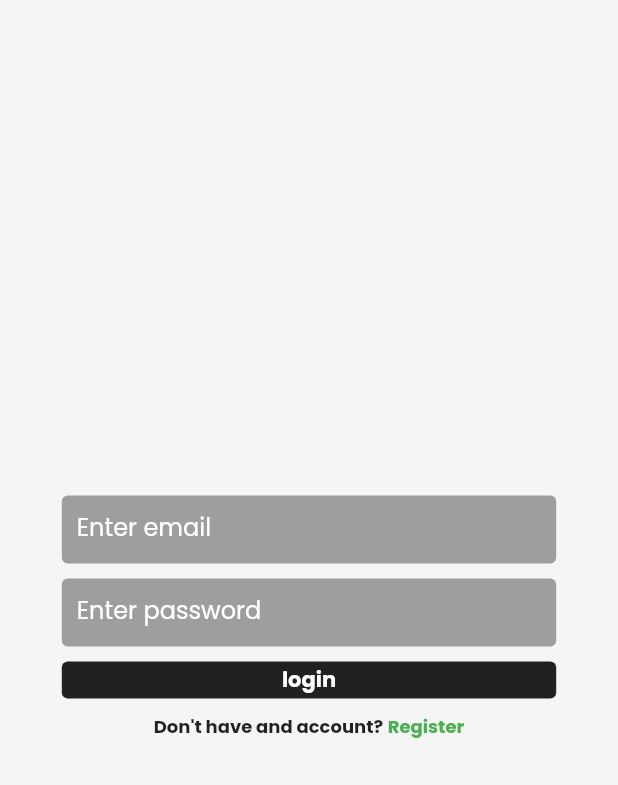
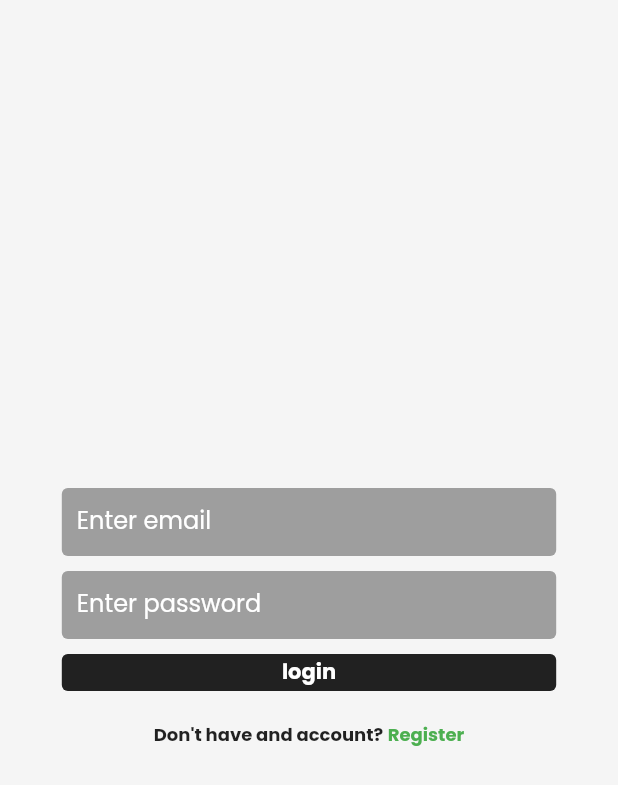
Before and after one commit to Adiii1436/DevTools, a Flutter app: the screen it shows after launch, on a phone screen of 412 x 824 dp. Shown: the top 785 px of the screen. Run offline on Flutter 3.47's test engine with Material 2 defaults, Android fonts, the phone set to English and light mode, and no system bars; our stand-ins replace cached_network_image, cloud_firestore, firebase_auth, firebase_core, google_fonts, math_expressions and 2 more; missing offline and left inert: cloud_firestore_web, firebase_analytics_web, firebase_auth_web, firebase_core_web, firebase_database_web, horizontal_picker and 1 more; accounts and stored records are empty.

Commit message:
fixed some login bugs

```diff
--- a/lib/Pages/authentication_page/login_page.dart
+++ b/lib/Pages/authentication_page/login_page.dart
@@ -1,11 +1,16 @@
-import 'package:devtools/Pages/authentication_page/register_page.dart';
-import 'package:devtools/Pages/home_page/home_page.dart';
+// ignore_for_file: public_member_api_docs, sort_constructors_first
 import 'package:firebase_auth/firebase_auth.dart';
 import 'package:flutter/material.dart';
-import 'dart:developer' as devtools;
+
+import 'package:devtools/Pages/authentication_page/register_page.dart';
+import 'package:devtools/Pages/home_page/home.dart';
 
 class LoginPage extends StatefulWidget {
-  const LoginPage({Key? key}) : super(key: key);
+  final bool notVerified;
+  const LoginPage({
+    Key? key,
+    required this.notVerified,
+  }) : super(key: key);
 
   @override
   State<LoginPage> createState() => _LoginPageState();
@@ -62,20 +67,27 @@ class _LoginPageState extends State<LoginPage> {
 
   _movetoHomePage() {
     Navigator.push(
-        context, MaterialPageRoute(builder: (context) => const HomePage()));
+        context, MaterialPageRoute(builder: (context) => const Home()));
   }
 
   @override
   Widget build(BuildContext context) {
     return Scaffold(
       body: SafeArea(
+        child: SingleChildScrollView(
           child: SizedBox(
             width: MediaQuery.of(context).size.width,
+            height: MediaQuery.of(context).size.height,
             child: Column(
                 mainAxisSize: MainAxisSize.max,
                 crossAxisAlignment: CrossAxisAlignment.center,
                 mainAxisAlignment: MainAxisAlignment.center,
                 children: [
+                  widget.notVerified
+                      ? const SizedBox(
+                          height: 135,
+                        )
+                      : Container(),
                   Container(
                     padding: const EdgeInsets.only(left: 10),
                     width: MediaQuery.of(context).size.width * 0.8,
@@ -93,7 +105,8 @@ class _LoginPageState extends State<LoginPage> {
                           errorBorder: InputBorder.none,
                           disabledBorder: InputBorder.none,
                           hintStyle: TextStyle(
-                            color: Colors.white, fontWeight: FontWeight.normal),
+                              color: Colors.white,
+                              fontWeight: FontWeight.normal),
                           hintText: "Enter email"),
                     ),
                   ),
@@ -117,7 +130,8 @@ class _LoginPageState extends State<LoginPage> {
                           errorBorder: InputBorder.none,
                           disabledBorder: InputBorder.none,
                           hintStyle: TextStyle(
-                            color: Colors.white, fontWeight: FontWeight.normal),
+                              color: Colors.white,
+                              fontWeight: FontWeight.normal),
                           hintText: "Enter password"),
                     ),
                   ),
@@ -150,7 +164,7 @@ class _LoginPageState extends State<LoginPage> {
                               )),
                   ),
                   const SizedBox(
-                  height: 10,
+                    height: 20,
                   ),
                   Row(
                     mainAxisAlignment: MainAxisAlignment.center,
@@ -177,8 +191,26 @@ class _LoginPageState extends State<LoginPage> {
                         ),
                       ),
                     ],
+                  ),
+                  widget.notVerified
+                      ? const SizedBox(
+                          height: 140,
                         )
+                      : Container(),
+                  widget.notVerified
+                      ? Container(
+                          margin: const EdgeInsets.only(left: 32, right: 35),
+                          child: const Text(
+                            "Verification mail is sent to your email.\n         Verify your email and login",
+                            style: TextStyle(
+                                fontSize: 11,
+                                color: Colors.red,
+                                fontWeight: FontWeight.bold),
+                          ),
+                        )
+                      : Container()
                 ]),
+          ),
         ),
       ),
     );
--- a/lib/Pages/authentication_page/register_page.dart
+++ b/lib/Pages/authentication_page/register_page.dart
@@ -1,6 +1,6 @@
+import 'package:devtools/Pages/home_page/home.dart';
 import 'package:firebase_auth/firebase_auth.dart';
 import 'package:flutter/material.dart';
-import 'dart:developer' as devtools;
 
 class RegisterPage extends StatefulWidget {
   const RegisterPage({Key? key}) : super(key: key);
@@ -21,6 +21,8 @@ class _RegisterPageState extends State<RegisterPage> {
     try {
       await FirebaseAuth.instance.createUserWithEmailAndPassword(
           email: _email.text, password: _password.text);
+      final user = FirebaseAuth.instance.currentUser;
+      await user!.sendEmailVerification();
       setState(() {
         _isLoading = false;
       });
@@ -33,6 +35,8 @@ class _RegisterPageState extends State<RegisterPage> {
         showSnackBar('weak password');
       } else if (e.code == 'invalid-email') {
         showSnackBar('invalid email');
+      } else if (e.code == 'email-already-in-use') {
+        showSnackBar('email already in use');
       } else {
         if (_email.text.isEmpty || _password.text.isEmpty) {
           showSnackBar('Please enter your email and password');
@@ -59,7 +63,8 @@ class _RegisterPageState extends State<RegisterPage> {
   }
 
   _switchBack() {
-    Navigator.pop(context);
+    Navigator.push(
+        context, MaterialPageRoute(builder: (context) => const Home()));
   }
 
   @override
@@ -147,7 +152,7 @@ class _RegisterPageState extends State<RegisterPage> {
                             )),
                 ),
                 const SizedBox(
-                  height: 10,
+                  height: 20,
                 ),
                 Row(
                   mainAxisAlignment: MainAxisAlignment.center,
--- a/lib/Pages/home_page/home.dart
+++ b/lib/Pages/home_page/home.dart
@@ -9,20 +9,31 @@ class Home extends StatelessWidget {
 
   @override
   Widget build(BuildContext context) {
-    return FutureBuilder(
+    return Scaffold(
+      body: SafeArea(
+        child: FutureBuilder(
             future: Firebase.initializeApp(),
             builder: (context, snapshot) {
               switch (snapshot.connectionState) {
                 case ConnectionState.done:
                   final user = FirebaseAuth.instance.currentUser;
                   if (user == null) {
-                return const LoginPage();
-              } else {
+                    return const LoginPage(
+                      notVerified: false,
+                    );
+                  } else if (!user.emailVerified) {
+                    return const LoginPage(
+                      notVerified: true,
+                    );
+                  } else if (user.emailVerified) {
                     return const HomePage();
                   }
+                  return const Center(child: CircularProgressIndicator());
                 default:
                   return const CircularProgressIndicator();
               }
-        });
+            }),
+      ),
+    );
   }
 }
--- a/lib/Pages/home_page/home_page.dart
+++ b/lib/Pages/home_page/home_page.dart
@@ -1,5 +1,4 @@
 import 'package:devtools/Pages/home_page/home.dart';
-import 'package:devtools/widgets/themes.dart';
 import 'package:firebase_auth/firebase_auth.dart';
 import 'package:flutter/material.dart';
 import 'package:velocity_x/velocity_x.dart';
@@ -24,7 +23,7 @@ class _HomePageState extends State<HomePage> {
         appBar: AppBar(
           automaticallyImplyLeading: false,
           title: const Text(
-            "DevTools",
+            'DevTools',
             style: TextStyle(fontWeight: FontWeight.bold),
           ),
           centerTitle: true,
@@ -39,7 +38,6 @@ class _HomePageState extends State<HomePage> {
                   _pushToLoginpage();
                 },
                 icon: const Icon(Icons.logout_rounded),
-                // icon:    Image.asset("assets/Icons/user(1).png"),
               ),
             )
           ],
--- a/lib/main.dart
+++ b/lib/main.dart
@@ -21,7 +21,9 @@ void main() {
     home: const Home(),
     routes: {
       MyRoute.homeRoute: (context) => const HomePage(),
-      MyRoute.loginRoute: ((context) => const LoginPage())
+      MyRoute.loginRoute: ((context) => const LoginPage(
+            notVerified: false,
+          ))
     },
   ));
 }
```
Lines whose indentation alone changed are shown as unchanged.
